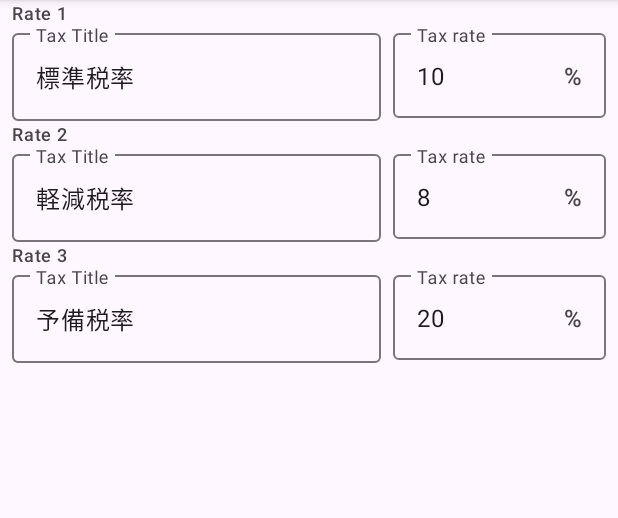
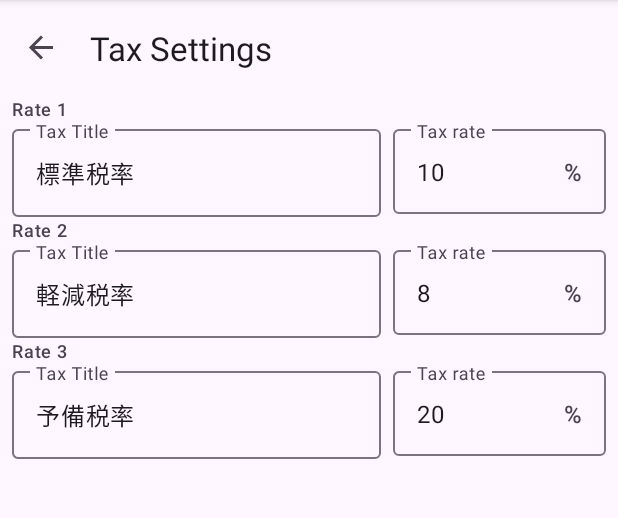
Before and after one commit to yuchan2215/RegisterSimulator, an Android app: the TaxSettingFragment screen opened through its navigation route, on a phone screen of 412 x 824 dp, the part 96-614 px from its top. Run offline under Robolectric (Android 15) with nearby library versions, the phone set to English and light mode, and no system bars; our stand-ins replace Room's generated code, data binding, navigation-ui.

Commit message:
add: AppBarの表示を変更

```diff
--- a/app/src/main/java/xyz/miyayu/android/registersimulator/MainActivity.kt
+++ b/app/src/main/java/xyz/miyayu/android/registersimulator/MainActivity.kt
@@ -2,10 +2,29 @@ package xyz.miyayu.android.registersimulator
 
 import android.os.Bundle
 import androidx.appcompat.app.AppCompatActivity
+import androidx.navigation.findNavController
+import androidx.navigation.ui.AppBarConfiguration
+import androidx.navigation.ui.navigateUp
+import androidx.navigation.ui.setupWithNavController
+import com.google.android.material.appbar.MaterialToolbar
 
 class MainActivity : AppCompatActivity() {
+    private lateinit var appBarConfiguration: AppBarConfiguration
     override fun onCreate(savedInstanceState: Bundle?) {
         super.onCreate(savedInstanceState)
         setContentView(R.layout.activity_main)
     }
+
+    override fun onStart() {
+        super.onStart()
+        val navController = findNavController(R.id.nav_host_fragment)
+        appBarConfiguration = AppBarConfiguration(navController.graph)
+        findViewById<MaterialToolbar>(R.id.tool_bar)
+            .setupWithNavController(navController, appBarConfiguration)
+    }
+
+    override fun onSupportNavigateUp(): Boolean {
+        val navController = findNavController(R.id.nav_host_fragment)
+        return navController.navigateUp(appBarConfiguration) || super.onSupportNavigateUp()
+    }
 }
--- a/app/src/main/res/layout/activity_main.xml
+++ b/app/src/main/res/layout/activity_main.xml
@@ -1,10 +1,21 @@
 <?xml version="1.0" encoding="utf-8"?>
-<androidx.constraintlayout.widget.ConstraintLayout xmlns:android="http://schemas.android.com/apk/res/android"
+<LinearLayout xmlns:android="http://schemas.android.com/apk/res/android"
     xmlns:app="http://schemas.android.com/apk/res-auto"
     xmlns:tools="http://schemas.android.com/tools"
+    style="@style/Widget.Material3.Toolbar"
     android:layout_width="match_parent"
     android:layout_height="match_parent"
+    android:orientation="vertical"
     tools:context=".MainActivity">
+
+    <com.google.android.material.appbar.MaterialToolbar
+        android:id="@+id/tool_bar"
+        style="@style/Widget.Material3.Toolbar.Surface"
+        android:layout_width="match_parent"
+        android:layout_height="?attr/actionBarSize"
+        app:layout_constraintEnd_toEndOf="parent"
+        app:layout_constraintStart_toStartOf="parent"
+        app:layout_constraintTop_toTopOf="@+id/nav_host_fragment" />
 
     <androidx.fragment.app.FragmentContainerView
         android:id="@+id/nav_host_fragment"
@@ -14,4 +25,4 @@
         app:defaultNavHost="true"
         app:navGraph="@navigation/nav_graph" />
 
-</androidx.constraintlayout.widget.ConstraintLayout>
+</LinearLayout>
--- a/app/src/main/res/navigation/nav_graph.xml
+++ b/app/src/main/res/navigation/nav_graph.xml
@@ -7,7 +7,7 @@
     <fragment
         android:id="@+id/topFragment"
         android:name="xyz.miyayu.android.registersimulator.views.fragments.TopFragment"
-        android:label="TopFragment"
+        android:label="@string/home_label"
         tools:layout="@layout/top_fragment">
         <action
             android:id="@+id/openRegister"
@@ -19,12 +19,12 @@
     <fragment
         android:id="@+id/registerTopFragment"
         android:name="xyz.miyayu.android.registersimulator.views.fragments.RegisterTopFragment"
-        android:label="RegisterTopFragment"
+        android:label="@string/register_label"
         tools:layout="@layout/register_top_fragment" />
     <fragment
         android:id="@+id/settingFragment"
         android:name="xyz.miyayu.android.registersimulator.views.fragments.settings.SettingFragment"
-        android:label="SettingFragment"
+        android:label="@string/settings_label"
         tools:layout="@layout/setting_fragment">
         <action
             android:id="@+id/openTaxSetting"
@@ -33,6 +33,6 @@
     <fragment
         android:id="@+id/taxSettingFragment"
         android:name="xyz.miyayu.android.registersimulator.views.fragments.settings.TaxSettingFragment"
-        android:label="TaxSettingFragment"
+        android:label="@string/tax_settings_label"
         tools:layout="@layout/tax_setting_fragment" />
 </navigation>
--- a/app/src/main/res/values/strings.xml
+++ b/app/src/main/res/values/strings.xml
@@ -9,4 +9,8 @@
     <string name="percent">%</string>
     <string name="tax_rate_hint">Tax rate</string>
     <string name="tax_rate_label">Rate %d</string>
+    <string name="home_label">Home</string>
+    <string name="register_label">Cash Register</string>
+    <string name="settings_label">Settings</string>
+    <string name="tax_settings_label">Tax Settings</string>
 </resources>
```
